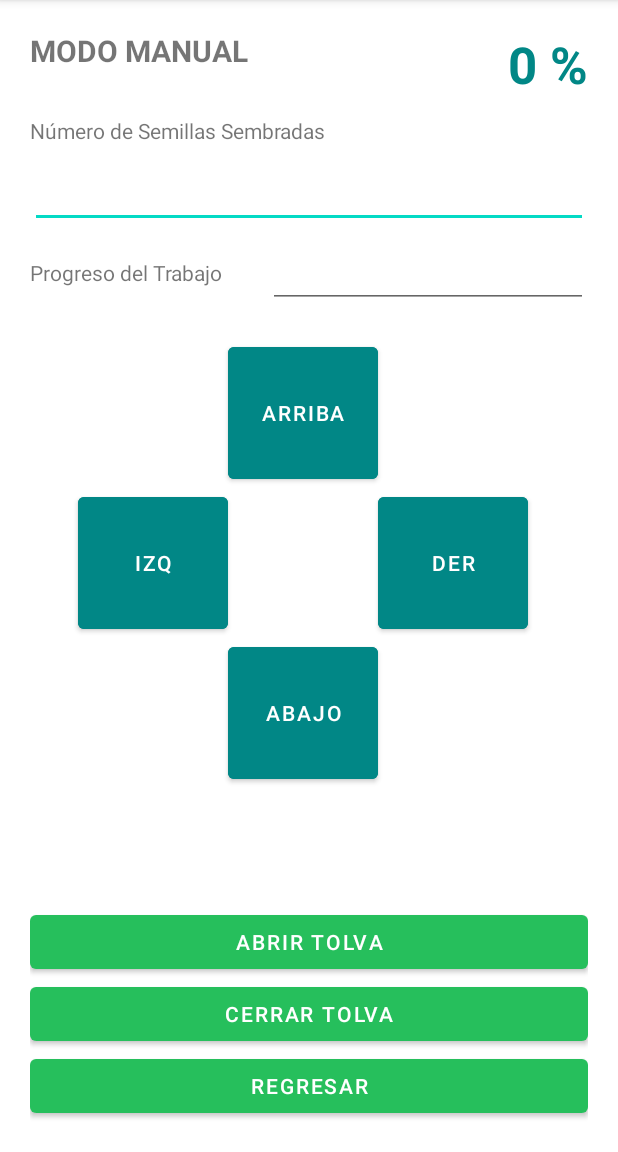
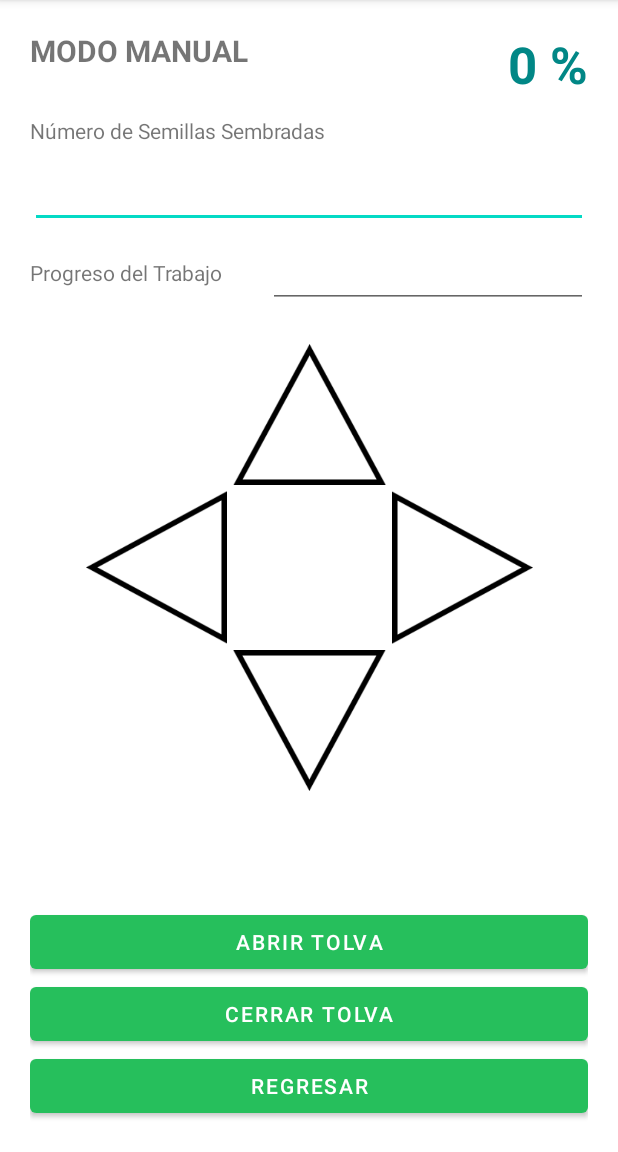
Before and after one commit to caloloc2/ControlRobot, an Android app: the ManualActivity screen opened directly, with no data from a screen before it, on a phone screen of 412 x 824 dp, the part 84-1236 px from its top. Run offline under Robolectric (Android 15) with nearby library versions, the phone set to English and light mode, and no system bars.

Commit message:
Finalizacion de Proyecto

```diff
--- a/app/src/main/java/com/nibemi/controlrobot/ManualActivity.java
+++ b/app/src/main/java/com/nibemi/controlrobot/ManualActivity.java
@@ -5,8 +5,10 @@ import androidx.appcompat.app.AppCompatActivity;
 import android.content.Intent;
 import android.os.Bundle;
 import android.util.Log;
+import android.view.MotionEvent;
 import android.view.View;
 import android.widget.Button;
+import android.widget.ImageView;
 import android.widget.ProgressBar;
 import android.widget.TextView;
 
@@ -16,7 +18,7 @@ public class ManualActivity extends AppCompatActivity {
 
     User user = new User();
     BluetoothControl bluetoothControl;
-    Button btn_arriba, btn_abajo, btn_derecha, btn_izquierda;
+    ImageView btn_arriba, btn_abajo, btn_derecha, btn_izquierda;
     Button btn_abrir_tolva, btn_cerrar_tolva, btn_regresar;
     TextView txt_carga, txt_numero_semillas, txt_porcentaje;
     TimerLectura timerLectura;
@@ -28,10 +30,10 @@ public class ManualActivity extends AppCompatActivity {
 
         bluetoothControl = user.getBluetoothControl();
 
-        btn_arriba = (Button) findViewById(R.id.btn_arriba2);
-        btn_abajo = (Button) findViewById(R.id.btn_abajo2);
-        btn_derecha = (Button) findViewById(R.id.btn_derecha2);
-        btn_izquierda = (Button) findViewById(R.id.btn_izquierda2);
+        btn_arriba = (ImageView) findViewById(R.id.btn_arriba2);
+        btn_abajo = (ImageView) findViewById(R.id.btn_abajo2);
+        btn_derecha = (ImageView) findViewById(R.id.btn_derecha2);
+        btn_izquierda = (ImageView) findViewById(R.id.btn_izquierda2);
 
         btn_abrir_tolva = (Button) findViewById(R.id.btn_abrir_tolva);
         btn_cerrar_tolva = (Button) findViewById(R.id.btn_cerrar_tolva);
@@ -63,31 +65,91 @@ public class ManualActivity extends AppCompatActivity {
             }
         }, 1000, true);
 
-        btn_arriba.setOnClickListener(new View.OnClickListener() {
+//        btn_arriba.setOnClickListener(new View.OnClickListener() {
+//            @Override
+//            public void onClick(View view) {
+//                bluetoothControl.send(1);
+//            }
+//        });
+
+        btn_arriba.setOnTouchListener(new View.OnTouchListener() {
             @Override
-            public void onClick(View view) {
-                bluetoothControl.send(1);
+            public boolean onTouch(View view, MotionEvent motionEvent) {
+//                Log.d("TEST", String.valueOf(motionEvent));
+                if(motionEvent.getAction() == MotionEvent.ACTION_DOWN) {
+                    Log.d("TEST", "1");
+                    bluetoothControl.send(1);
+                } else if (motionEvent.getAction() == MotionEvent.ACTION_UP) {
+                    Log.d("TEST", "0");
+                    bluetoothControl.send(0);
+                }
+                return true;
             }
         });
 
-        btn_abajo.setOnClickListener(new View.OnClickListener() {
+//        btn_abajo.setOnClickListener(new View.OnClickListener() {
+//            @Override
+//            public void onClick(View view) {
+//                bluetoothControl.send(2);
+//            }
+//        });
+
+        btn_abajo.setOnTouchListener(new View.OnTouchListener() {
             @Override
-            public void onClick(View view) {
-                bluetoothControl.send(2);
+            public boolean onTouch(View view, MotionEvent motionEvent) {
+//                Log.d("TEST", String.valueOf(motionEvent));
+                if(motionEvent.getAction() == MotionEvent.ACTION_DOWN) {
+                    Log.d("TEST", "1");
+                    bluetoothControl.send(1);
+                } else if (motionEvent.getAction() == MotionEvent.ACTION_UP) {
+                    Log.d("TEST", "0");
+                    bluetoothControl.send(0);
+                }
+                return true;
             }
         });
 
-        btn_izquierda.setOnClickListener(new View.OnClickListener() {
+//        btn_izquierda.setOnClickListener(new View.OnClickListener() {
+//            @Override
+//            public void onClick(View view) {
+//                bluetoothControl.send(3);
+//            }
+//        });
+
+        btn_izquierda.setOnTouchListener(new View.OnTouchListener() {
             @Override
-            public void onClick(View view) {
-                bluetoothControl.send(3);
+            public boolean onTouch(View view, MotionEvent motionEvent) {
+//                Log.d("TEST", String.valueOf(motionEvent));
+                if(motionEvent.getAction() == MotionEvent.ACTION_DOWN) {
+                    Log.d("TEST", "1");
+                    bluetoothControl.send(1);
+                } else if (motionEvent.getAction() == MotionEvent.ACTION_UP) {
+                    Log.d("TEST", "0");
+                    bluetoothControl.send(0);
+                }
+                return true;
             }
         });
 
-        btn_derecha.setOnClickListener(new View.OnClickListener() {
+//        btn_derecha.setOnClickListener(new View.OnClickListener() {
+//            @Override
+//            public void onClick(View view) {
+//                bluetoothControl.send(4);
+//            }
+//        });
+
+        btn_derecha.setOnTouchListener(new View.OnTouchListener() {
             @Override
-            public void onClick(View view) {
-                bluetoothControl.send(4);
+            public boolean onTouch(View view, MotionEvent motionEvent) {
+//                Log.d("TEST", String.valueOf(motionEvent));
+                if(motionEvent.getAction() == MotionEvent.ACTION_DOWN) {
+                    Log.d("TEST", "1");
+                    bluetoothControl.send(1);
+                } else if (motionEvent.getAction() == MotionEvent.ACTION_UP) {
+                    Log.d("TEST", "0");
+                    bluetoothControl.send(0);
+                }
+                return true;
             }
         });
 
@@ -108,6 +170,7 @@ public class ManualActivity extends AppCompatActivity {
         btn_regresar.setOnClickListener(new View.OnClickListener() {
             @Override
             public void onClick(View view) {
+                bluetoothControl.send(9);
                 finish();
                 Intent intent = new Intent(getApplicationContext(), MainActivity.class);
                 startActivity(intent);
--- a/app/src/main/res/layout/activity_manual.xml
+++ b/app/src/main/res/layout/activity_manual.xml
@@ -46,46 +46,6 @@
         app:layout_constraintStart_toStartOf="parent"
         app:layout_constraintTop_toBottomOf="@+id/textView4" />
 
-    <Button
-        android:id="@+id/btn_abajo2"
-        android:layout_width="100dp"
-        android:layout_height="100dp"
-        android:backgroundTint="@color/teal_700"
-        android:text="ABAJO"
-        app:layout_constraintEnd_toStartOf="@+id/btn_derecha2"
-        app:layout_constraintStart_toEndOf="@+id/btn_izquierda2"
-        app:layout_constraintTop_toBottomOf="@+id/btn_derecha2" />
-
-    <Button
-        android:id="@+id/btn_arriba2"
-        android:layout_width="100dp"
-        android:layout_height="100dp"
-        android:layout_marginTop="20dp"
-        android:backgroundTint="@color/teal_700"
-        android:text="ARRIBA"
-        app:layout_constraintEnd_toEndOf="parent"
-        app:layout_constraintHorizontal_bias="0.485"
-        app:layout_constraintStart_toStartOf="parent"
-        app:layout_constraintTop_toBottomOf="@+id/txt_porcentaje" />
-
-    <Button
-        android:id="@+id/btn_izquierda2"
-        android:layout_width="100dp"
-        android:layout_height="100dp"
-        android:backgroundTint="@color/teal_700"
-        android:text="IZQ"
-        app:layout_constraintEnd_toStartOf="@+id/btn_arriba2"
-        app:layout_constraintTop_toBottomOf="@+id/btn_arriba2" />
-
-    <Button
-        android:id="@+id/btn_derecha2"
-        android:layout_width="100dp"
-        android:layout_height="100dp"
-        android:backgroundTint="@color/teal_700"
-        android:text="DER"
-        app:layout_constraintStart_toEndOf="@+id/btn_arriba2"
-        app:layout_constraintTop_toBottomOf="@+id/btn_arriba2" />
-
     <TextView
         android:id="@+id/textView5"
         android:layout_width="wrap_content"
@@ -133,4 +93,39 @@
         android:inputType="number"
         app:layout_constraintEnd_toEndOf="parent"
         app:layout_constraintTop_toBottomOf="@+id/txt_numero_semillas" />
+
+    <ImageView
+        android:id="@+id/btn_arriba2"
+        android:layout_width="102dp"
+        android:layout_height="102dp"
+        android:layout_marginTop="20dp"
+        app:layout_constraintEnd_toEndOf="parent"
+        app:layout_constraintStart_toStartOf="parent"
+        app:layout_constraintTop_toBottomOf="@+id/txt_porcentaje"
+        app:srcCompat="@drawable/triangulo_up" />
+
+    <ImageView
+        android:id="@+id/btn_izquierda2"
+        android:layout_width="102dp"
+        android:layout_height="102dp"
+        app:layout_constraintEnd_toStartOf="@+id/btn_arriba2"
+        app:layout_constraintTop_toBottomOf="@+id/btn_arriba2"
+        app:srcCompat="@drawable/triangulo_left" />
+
+    <ImageView
+        android:id="@+id/btn_derecha2"
+        android:layout_width="102dp"
+        android:layout_height="102dp"
+        app:layout_constraintStart_toEndOf="@+id/btn_arriba2"
+        app:layout_constraintTop_toBottomOf="@+id/btn_arriba2"
+        app:srcCompat="@drawable/triangulo_right" />
+
+    <ImageView
+        android:id="@+id/btn_abajo2"
+        android:layout_width="102dp"
+        android:layout_height="102dp"
+        app:layout_constraintEnd_toEndOf="parent"
+        app:layout_constraintStart_toStartOf="parent"
+        app:layout_constraintTop_toBottomOf="@+id/btn_derecha2"
+        app:srcCompat="@drawable/triangulo_down" />
 </androidx.constraintlayout.widget.ConstraintLayout>
```
Also changed, not shown: app/src/main/java/com/nibemi/controlrobot/AutomaticoActivity.java (+80 -17 lines), app/src/main/java/com/nibemi/controlrobot/MainActivity.java (+10 -10 lines), app/src/main/res/layout/activity_automatico.xml (+35 -40 lines).
